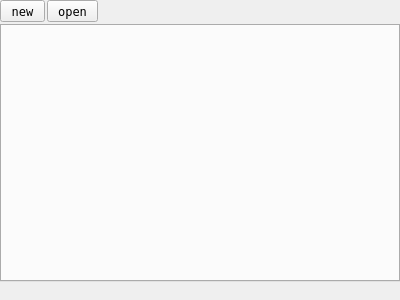
This is scripteditor.ui in antigol/gaz as Qt 5 draws it before an edit. The edited form follows.
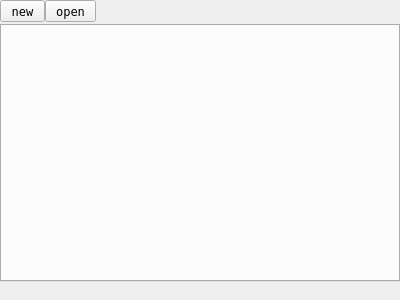
This is the edited form.

Diff of the .ui file:
```diff
--- a/scripteditor.ui
+++ b/scripteditor.ui
@@ -37,6 +37,9 @@
    </property>
    <item>
     <layout class="QHBoxLayout" name="horizontalLayout">
+     <property name="spacing">
+      <number>0</number>
+     </property>
      <item>
       <widget class="QToolButton" name="button_new">
        <property name="text">
```
